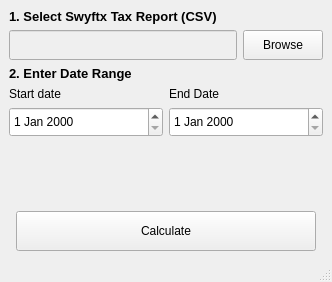
This is main.ui in gnomon-church/SwyftxReportAnalyser as Qt 5 draws it before an edit. The edited form follows.
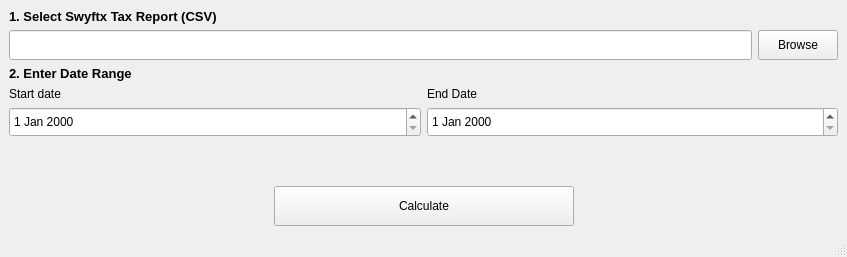
This is the edited form.

What changed in the file:
```diff
--- a/main.ui
+++ b/main.ui
@@ -6,8 +6,8 @@
    <rect>
     <x>0</x>
     <y>0</y>
-    <width>332</width>
-    <height>282</height>
+    <width>847</width>
+    <height>257</height>
    </rect>
   </property>
   <property name="windowTitle">
@@ -33,7 +33,7 @@
       <item>
        <widget class="QLineEdit" name="browseLabel">
         <property name="enabled">
-         <bool>false</bool>
+         <bool>true</bool>
         </property>
         <property name="minimumSize">
          <size>
@@ -54,6 +54,9 @@
         <property name="text">
          <string>Browse</string>
         </property>
+        <property name="autoDefault">
+         <bool>true</bool>
+        </property>
        </widget>
       </item>
      </layout>
@@ -156,6 +159,9 @@
         <property name="text">
          <string>Calculate</string>
         </property>
+        <property name="autoDefault">
+         <bool>true</bool>
+        </property>
        </widget>
       </item>
       <item>
```
Left out of the diff: 7 changed lines with no effect on the pictures.
